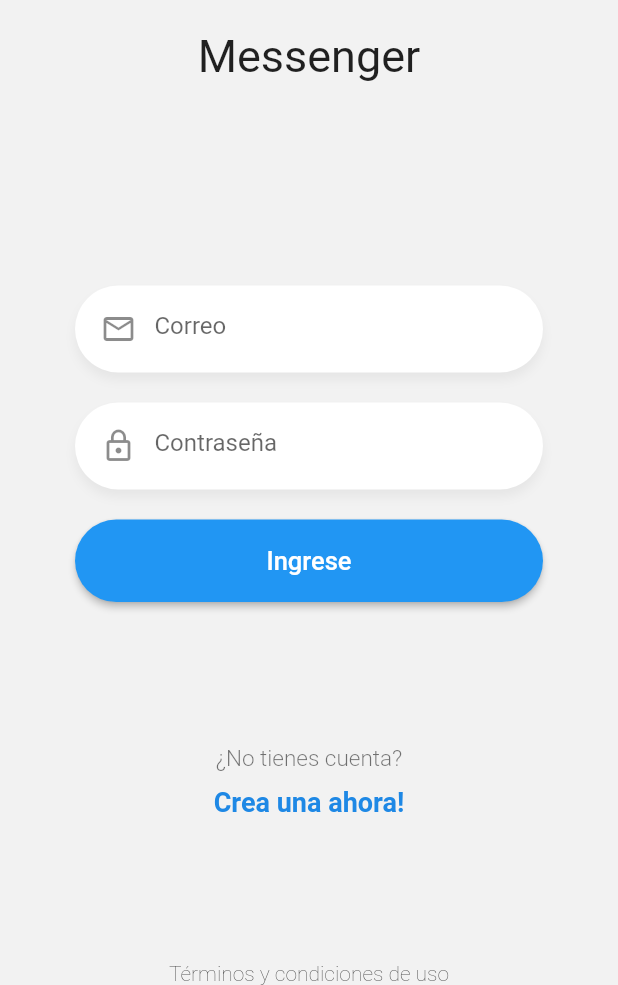
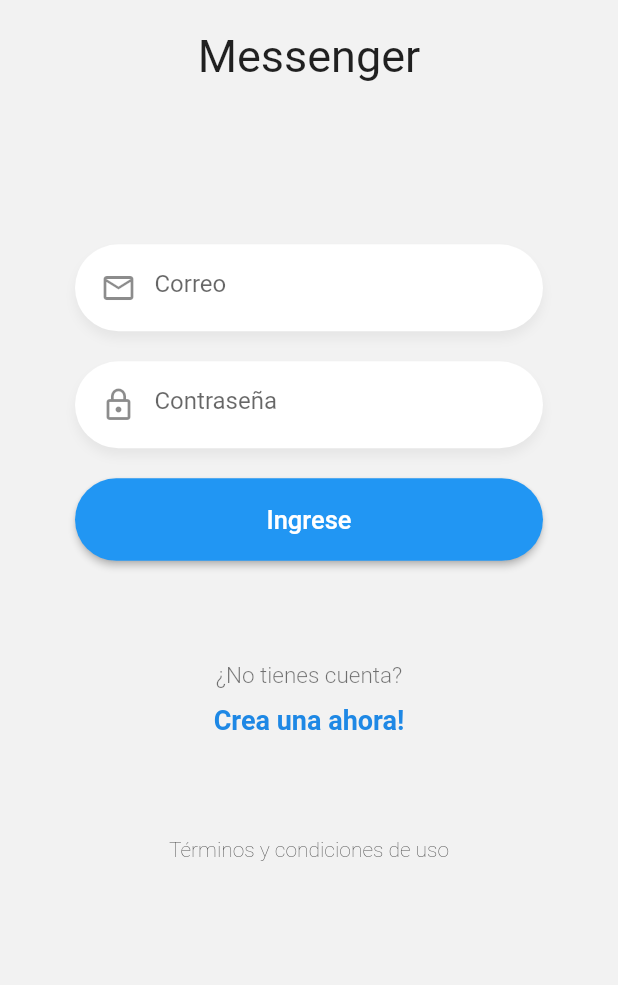
Before and after one commit to Sloot04/chat_app, a Flutter app: the screen it shows after launch, on a phone screen of 412 x 824 dp, the part 251-1236 px from its top. Run offline on Flutter 3.47's test engine with Material 2 defaults, Android fonts, the phone set to English and light mode, and no system bars.

Commit message:
LoginPage style

```diff
--- a/lib/pages/login_page.dart
+++ b/lib/pages/login_page.dart
@@ -12,6 +12,10 @@ class LoginPage extends StatelessWidget {
     return Scaffold(
       backgroundColor: Color(0xffF2F2F2),
       body: SafeArea(
+        child: SingleChildScrollView(
+          physics: BouncingScrollPhysics(),
+          child: Container(
+            height: MediaQuery.of(context).size.height * 0.9,
             child: Column(
               mainAxisAlignment: MainAxisAlignment.spaceBetween,
               children: [
@@ -23,6 +27,8 @@ class LoginPage extends StatelessWidget {
                   style: TextStyle(fontWeight: FontWeight.w200),
                 ),
               ],
+            ),
+          ),
         ),
       ),
     );
@@ -64,7 +70,8 @@ class __FormState extends State<_Form> {
             onPressed: () {
               print(emailCtrl.text);
               print(passCtrl.text);
-            }, text: 'Ingrese',
+            },
+            text: 'Ingrese',
           ),
         ],
       ),
```
Lines whose indentation alone changed are shown as unchanged.
